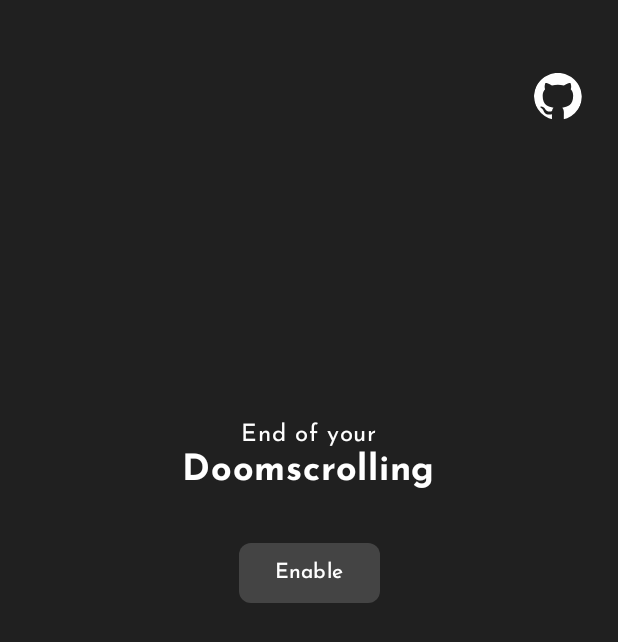
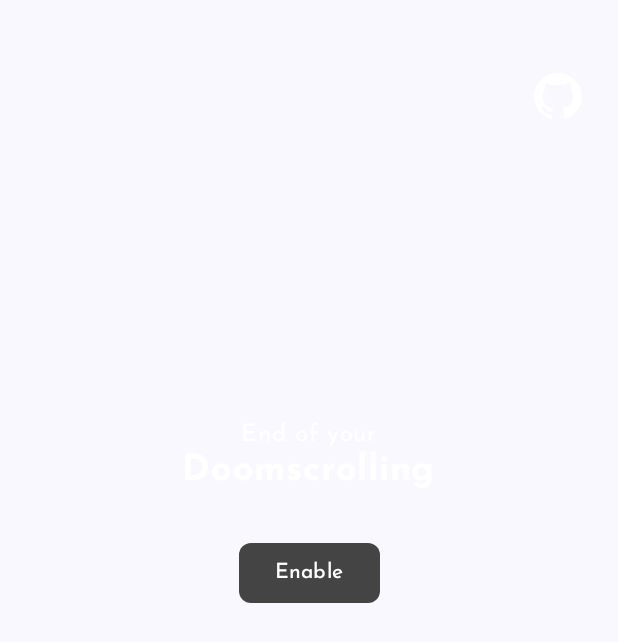
Before and after one commit to ThisIsSidam/breakpoint, an Android app built with Jetpack Compose: the screen it shows after launch (MainActivity), on a phone screen of 412 x 824 dp. Shown: the top 642 px of the screen. Run offline under Robolectric (Android 15) with nearby library versions, the phone set to English and light mode, and no system bars.

Commit message:
Update HomeScreen and PlatformToggleCard to use MaterialTheme colors for improved UI consistency

```diff
--- a/app/src/main/java/breakpoint/app/ui/components/PlatformToggleCard.kt
+++ b/app/src/main/java/breakpoint/app/ui/components/PlatformToggleCard.kt
@@ -45,10 +45,10 @@ fun PlatformToggleCard(
                 checked = isChecked,
                 onCheckedChange = onCheckedChange,
                 colors = SwitchDefaults.colors(
-                    checkedThumbColor = Color(0xFF202020),
+                    checkedThumbColor = MaterialTheme.colorScheme.background,
                     uncheckedThumbColor = Color.LightGray,
-                    checkedTrackColor = Color(0xFFd2f898),
-                    uncheckedTrackColor = Color(0xFF202020),
+                    checkedTrackColor = MaterialTheme.colorScheme.primary,
+                    uncheckedTrackColor = MaterialTheme.colorScheme.background,
                 )
             )
         }
--- a/app/src/main/java/breakpoint/app/ui/home/HomeScreen.kt
+++ b/app/src/main/java/breakpoint/app/ui/home/HomeScreen.kt
@@ -13,6 +13,7 @@ import androidx.compose.foundation.layout.Spacer
 import androidx.compose.foundation.layout.absolutePadding
 import androidx.compose.foundation.layout.fillMaxSize
 import androidx.compose.foundation.layout.height
+import androidx.compose.material3.MaterialTheme
 import androidx.compose.runtime.Composable
 import androidx.compose.runtime.DisposableEffect
 import androidx.compose.runtime.getValue
@@ -57,7 +58,7 @@ fun HomeScreen() {
     Box(
         modifier = Modifier
             .fillMaxSize()
-            .background(Color(0xFF202020)),
+            .background(MaterialTheme.colorScheme.background),
         contentAlignment = Alignment.Center
     ) {
         Column(
```
